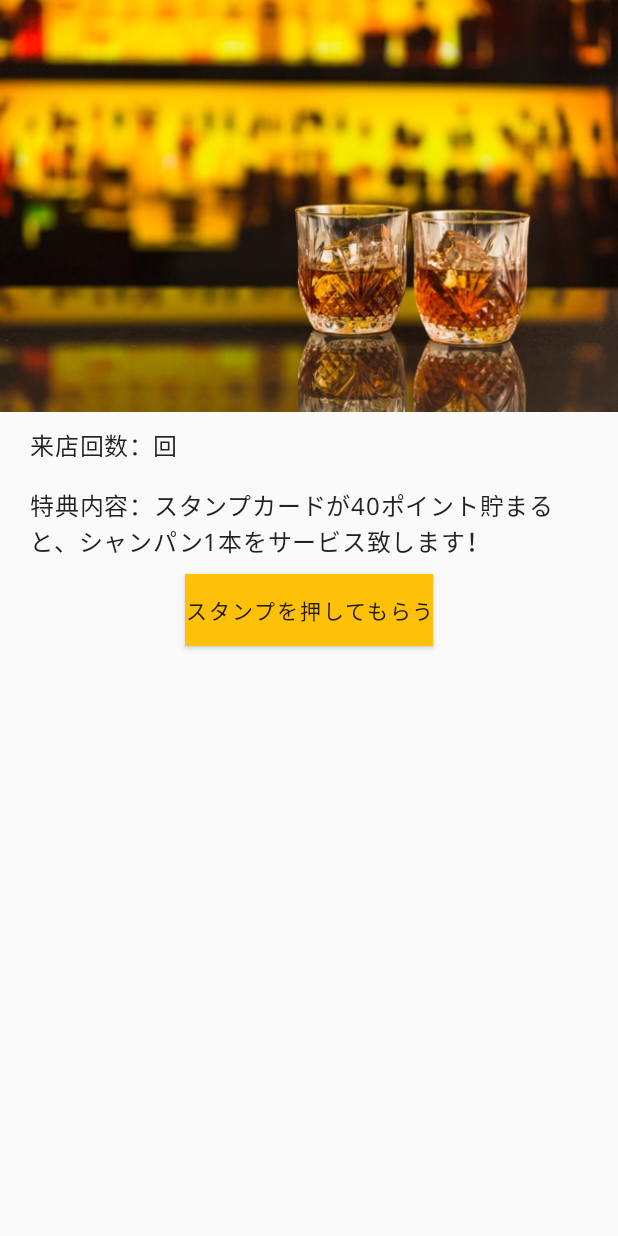
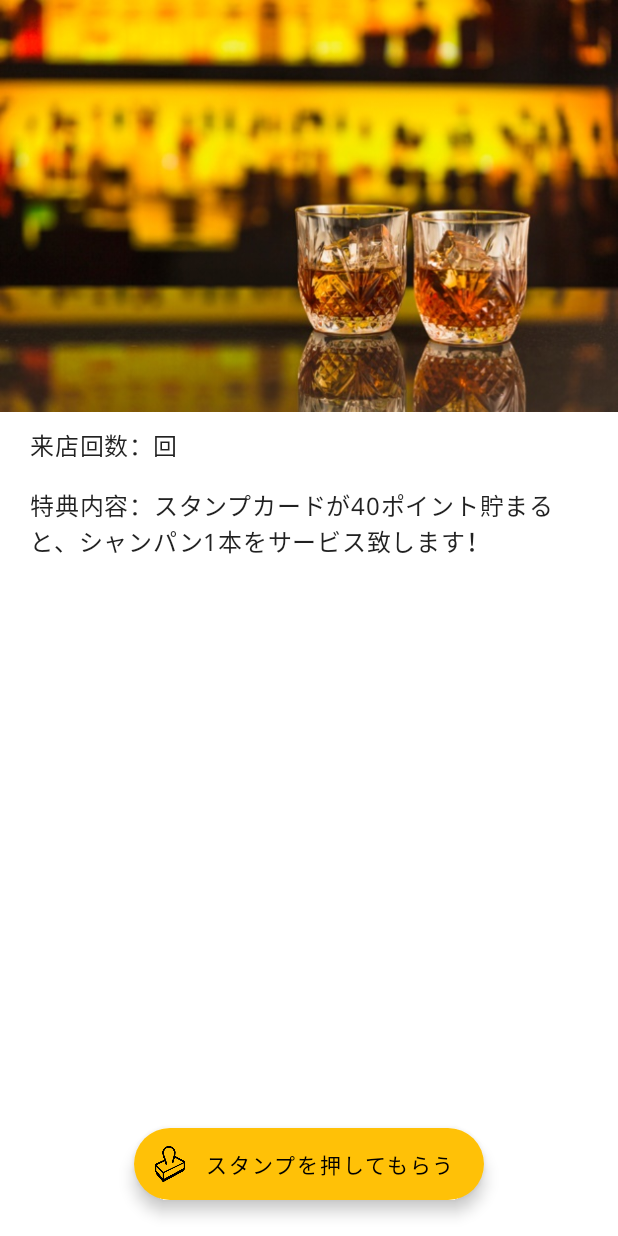
Before and after one commit to kazudmb/StampCardMVVM, an Android app: the layout fragment_stamp_card.xml on its own in the app's theme, with its tools: preview values and no code run, on a phone screen of 412 x 824 dp. Run offline under Robolectric (Android 15) with nearby library versions, the phone set to English and light mode, and no system bars.

Commit message:
update FAB -> ExtendedFAB

```diff
--- a/app/build.gradle
+++ b/app/build.gradle
@@ -44,12 +44,15 @@ dependencies {
     implementation fileTree(dir: "libs", include: ["*.jar"])
     implementation "org.jetbrains.kotlin:kotlin-stdlib:$kotlin_version"
     implementation 'androidx.core:core-ktx:1.3.1'
-    implementation 'androidx.appcompat:appcompat:1.1.0'
+    implementation 'androidx.appcompat:appcompat:1.2.0'
     implementation 'androidx.constraintlayout:constraintlayout:1.1.3'
     implementation 'androidx.legacy:legacy-support-v4:1.0.0'
     testImplementation 'junit:junit:4.12'
     androidTestImplementation 'androidx.test.ext:junit:1.1.1'
     androidTestImplementation 'androidx.test.espresso:espresso-core:3.2.0'
+
+    // material design
+    implementation 'com.google.android.material:material:1.3.0-alpha02'
 
     // retrofit
     implementation 'com.squareup.retrofit2:retrofit:2.6.2'
--- a/app/src/main/res/layout/fragment_stamp_card.xml
+++ b/app/src/main/res/layout/fragment_stamp_card.xml
@@ -9,7 +9,7 @@
             type="com.nakano.stampcardmvvm.viewModel.UserViewModel" />
     </data>
 
-    <LinearLayout
+    <androidx.coordinatorlayout.widget.CoordinatorLayout
         android:layout_width="match_parent"
         android:layout_height="match_parent"
         android:orientation="vertical">
@@ -218,18 +218,20 @@
                         android:layout_marginEnd="20dp"
                         android:layout_marginBottom="10dp"
                         android:text="@string/benefits_text" />
-
-                    <Button
-                        android:id="@+id/button_stamp"
-                        style="@style/TextAppearance.MdcTypographyStyles.Button"
-                        android:layout_width="wrap_content"
-                        android:layout_height="wrap_content"
-                        android:layout_below="@+id/benefits_text"
-                        android:layout_centerHorizontal="true"
-                        android:layout_marginBottom="20dp"
-                        android:text="@string/button_stamp" />
                 </RelativeLayout>
             </ScrollView>
         </androidx.swiperefreshlayout.widget.SwipeRefreshLayout>
-    </LinearLayout>
+
+        <com.google.android.material.floatingactionbutton.ExtendedFloatingActionButton
+            android:id="@+id/button_stamp"
+            android:layout_width="wrap_content"
+            android:layout_height="wrap_content"
+            android:layout_gravity="center|bottom"
+            android:layout_margin="24dp"
+            android:fontFamily="@font/noto_sans"
+            android:text="@string/button_stamp"
+            android:textSize="14sp"
+            app:backgroundTint="@color/colorAccent"
+            app:icon="@drawable/icon_stamp2" />
+    </androidx.coordinatorlayout.widget.CoordinatorLayout>
 </layout>
--- a/app/src/main/res/values/styles.xml
+++ b/app/src/main/res/values/styles.xml
@@ -1,6 +1,6 @@
 <resources>
     <!-- Base application theme. -->
-    <style name="AppTheme" parent="Theme.AppCompat.Light">
+    <style name="AppTheme" parent="Theme.MaterialComponents.Light">
         <!-- Customize your theme here. -->
         <item name="colorPrimary">@color/colorPrimary</item>
         <item name="colorPrimaryDark">@color/colorPrimaryDark</item>
```
Also changed, not shown: app/src/main/res/drawable-v24/icon_stamp.png (added), app/src/main/res/drawable-v24/icon_stamp2.png (added).
